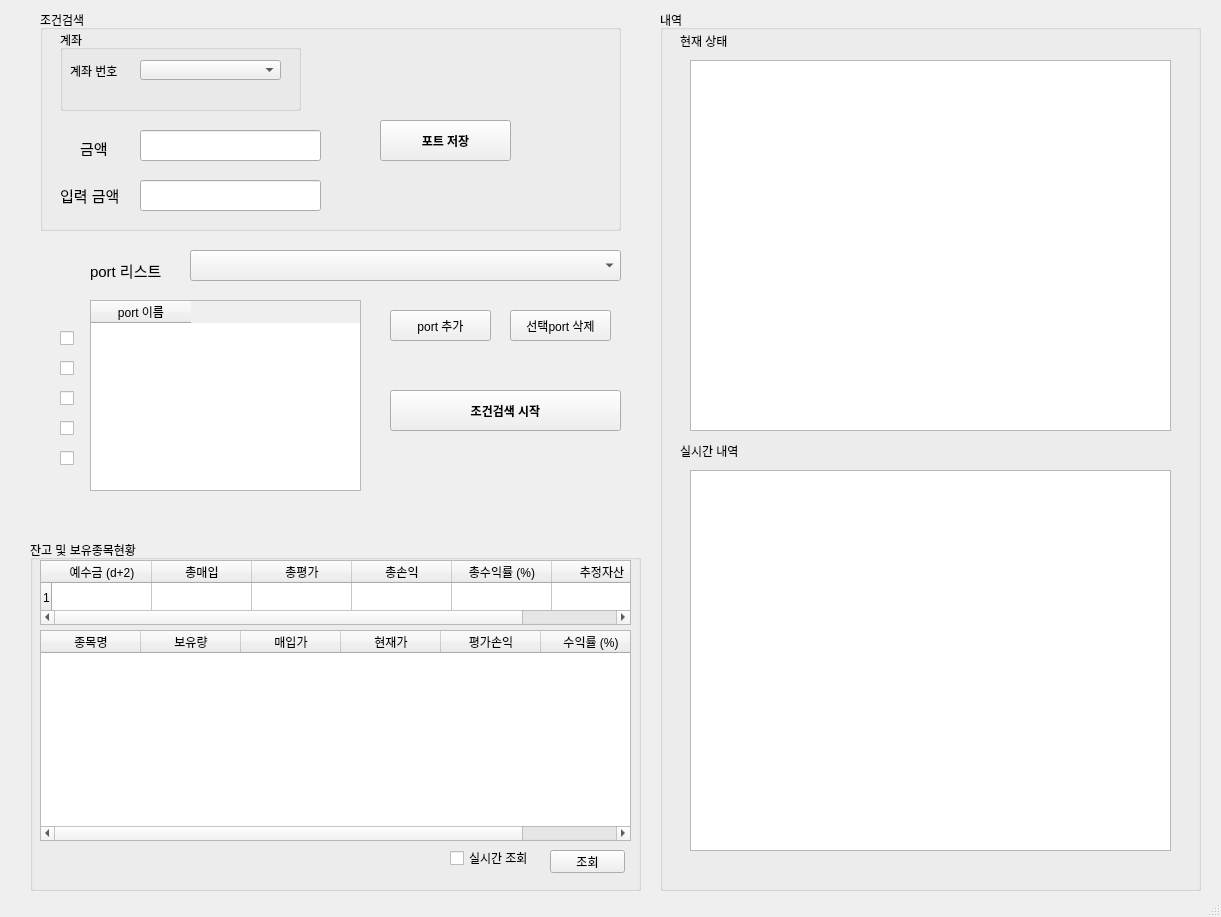
First picture: the form in exam_2.ui, repository sungju1572/auto_trade_4, before the edit.
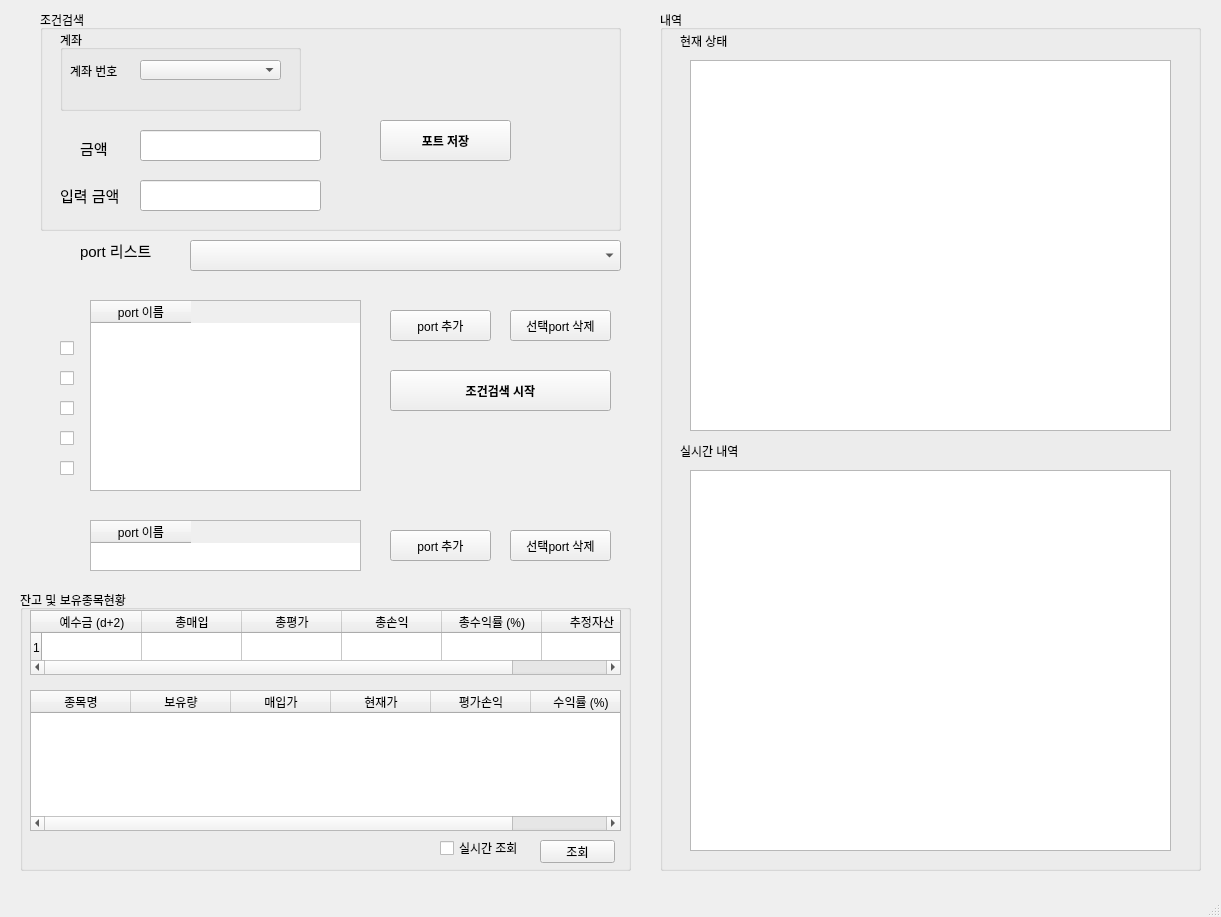
Second picture: the form after the edit. Icons and pictures are not drawn.

Commit message: 매도조건식 실시간 검출화면 추가

What changed in the file:
```diff
--- a/exam_2.ui
+++ b/exam_2.ui
@@ -21,10 +21,10 @@
    <widget class="QGroupBox" name="groupBox_2">
     <property name="geometry">
      <rect>
-      <x>30</x>
-      <y>540</y>
+      <x>20</x>
+      <y>590</y>
       <width>611</width>
-      <height>351</height>
+      <height>281</height>
      </rect>
     </property>
     <property name="title">
@@ -78,9 +78,9 @@
      <property name="geometry">
       <rect>
        <x>10</x>
-       <y>90</y>
+       <y>100</y>
        <width>591</width>
-       <height>211</height>
+       <height>141</height>
       </rect>
      </property>
      <column>
@@ -118,7 +118,7 @@
      <property name="geometry">
       <rect>
        <x>520</x>
-       <y>310</y>
+       <y>250</y>
        <width>75</width>
        <height>23</height>
       </rect>
@@ -131,7 +131,7 @@
      <property name="geometry">
       <rect>
        <x>420</x>
-       <y>310</y>
+       <y>250</y>
        <width>81</width>
        <height>16</height>
       </rect>
@@ -281,7 +281,7 @@
       <x>660</x>
       <y>10</y>
       <width>541</width>
-      <height>881</height>
+      <height>861</height>
      </rect>
     </property>
     <property name="title">
@@ -358,7 +358,7 @@
     <property name="geometry">
      <rect>
       <x>60</x>
-      <y>330</y>
+      <y>340</y>
       <width>21</width>
       <height>16</height>
      </rect>
@@ -371,7 +371,7 @@
     <property name="geometry">
      <rect>
       <x>60</x>
-      <y>360</y>
+      <y>370</y>
       <width>21</width>
       <height>16</height>
      </rect>
@@ -384,7 +384,7 @@
     <property name="geometry">
      <rect>
       <x>60</x>
-      <y>390</y>
+      <y>400</y>
       <width>21</width>
       <height>16</height>
      </rect>
@@ -410,7 +410,7 @@
     <property name="geometry">
      <rect>
       <x>190</x>
-      <y>250</y>
+      <y>240</y>
       <width>431</width>
       <height>31</height>
      </rect>
@@ -438,8 +438,8 @@
     <property name="geometry">
      <rect>
       <x>390</x>
-      <y>390</y>
-      <width>231</width>
+      <y>370</y>
+      <width>221</width>
       <height>41</height>
      </rect>
     </property>
@@ -456,9 +456,9 @@
    <widget class="QLabel" name="label_5">
     <property name="geometry">
      <rect>
-      <x>90</x>
-      <y>260</y>
-      <width>71</width>
+      <x>80</x>
+      <y>240</y>
+      <width>91</width>
       <height>21</height>
      </rect>
     </property>
@@ -475,7 +475,7 @@
     <property name="geometry">
      <rect>
       <x>60</x>
-      <y>420</y>
+      <y>430</y>
       <width>21</width>
       <height>16</height>
      </rect>
@@ -488,7 +488,7 @@
     <property name="geometry">
      <rect>
       <x>60</x>
-      <y>450</y>
+      <y>460</y>
       <width>21</width>
       <height>16</height>
      </rect>
@@ -497,6 +497,52 @@
      <string/>
     </property>
    </widget>
+   <widget class="QTableWidget" name="tableWidget_4">
+    <property name="geometry">
+     <rect>
+      <x>90</x>
+      <y>520</y>
+      <width>271</width>
+      <height>51</height>
+     </rect>
+    </property>
+    <property name="font">
+     <font>
+      <pointsize>9</pointsize>
+     </font>
+    </property>
+    <column>
+     <property name="text">
+      <string>port 이름</string>
+     </property>
+    </column>
+   </widget>
+   <widget class="QPushButton" name="pushButton_4">
+    <property name="geometry">
+     <rect>
+      <x>390</x>
+      <y>530</y>
+      <width>101</width>
+      <height>31</height>
+     </rect>
+    </property>
+    <property name="text">
+     <string>port 추가</string>
+    </property>
+   </widget>
+   <widget class="QPushButton" name="pushButton_7">
+    <property name="geometry">
+     <rect>
+      <x>510</x>
+      <y>530</y>
+      <width>101</width>
+      <height>31</height>
+     </rect>
+    </property>
+    <property name="text">
+     <string>선택port 삭제</string>
+    </property>
+   </widget>
   </widget>
   <widget class="QStatusBar" name="statusbar"/>
  </widget>
```
